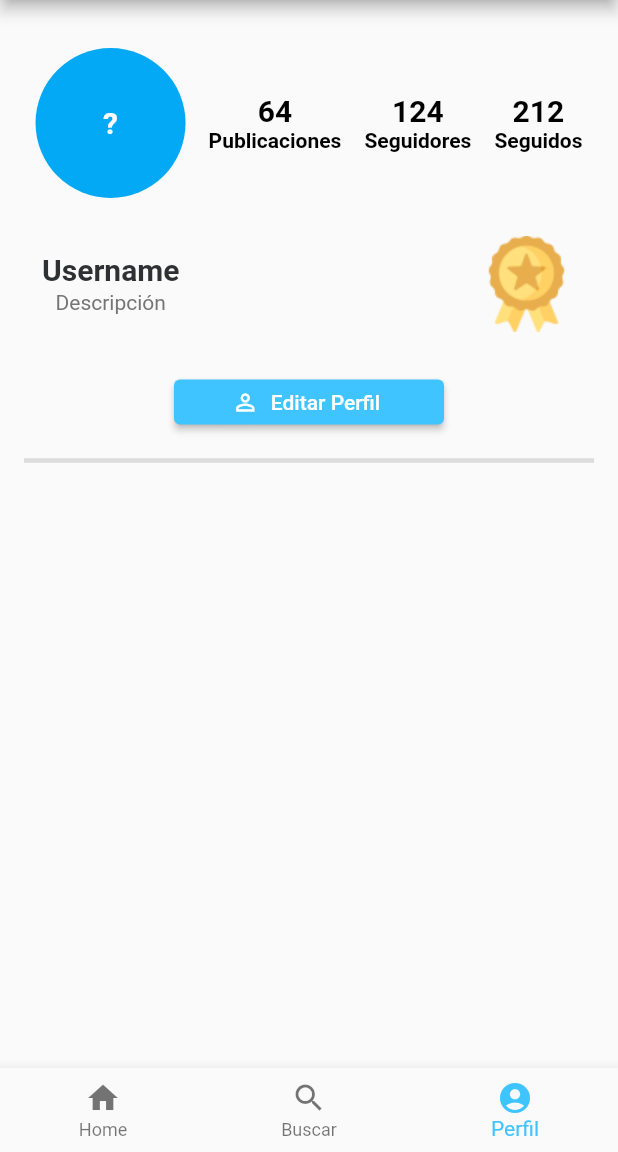
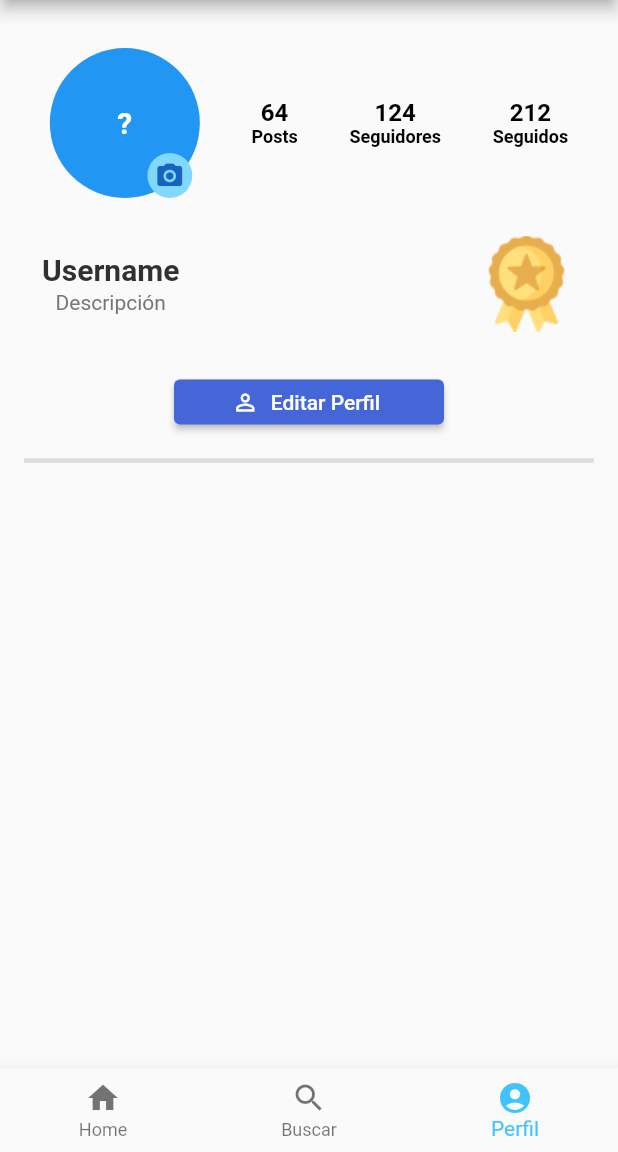
Before and after one commit to Felixx00/SocialCraft_Flutter, a Flutter app: the Perfil screen opened by its route, on a phone screen of 412 x 824 dp, the part 84-1236 px from its top. Run offline on Flutter 3.47's test engine with Material 2 defaults, Android fonts, the light colour scheme and no system bars; our stand-ins replace nb_utils.

Commit message:
perfil mejoras

```diff
--- a/lib/perfil.dart
+++ b/lib/perfil.dart
@@ -47,32 +47,47 @@ class PerfilState extends State<Perfil> {
           children: [
             16.height,
             Row(mainAxisAlignment: MainAxisAlignment.spaceAround, children: [
-              CircleAvatar(
-                  radius: 50,
-                  backgroundColor: Colors.lightBlue,
-                  child:
-                      Text("?", style: boldTextStyle(size: 20, color: white))),
+              Stack(
+                children: [
+                  CircleAvatar(
+                      radius: 50,
+                      backgroundColor: Colors.blue,
+                      child: Text("?",
+                          style: boldTextStyle(size: 20, color: white))),
+                  Positioned(
+                    bottom: 0,
+                    right: 5,
+                    child: CircleAvatar(
+                      backgroundColor: Colors.lightBlueAccent[100],
+                      radius: 15,
+                      child: Icon(Icons.camera_alt_rounded,
+                          size: 20, color: Colors.blue[800]),
+                    ).onTap(() async {
+                      //ImagePicker().getImage(source: ImageSource.gallery);
+                    }),
+                  ),
+                ],
+              ),
               Column(
                 children: [
                   Text(
                     "64",
-                    style: boldTextStyle(size: 20, color: black),
+                    style: boldTextStyle(size: 16, color: black),
                   ),
-                  Text("Publicaciones",
-                      style: boldTextStyle(size: 14, color: black))
+                  Text("Posts", style: boldTextStyle(size: 12, color: black))
                 ],
               ),
               Column(
                 children: [
-                  Text("124", style: boldTextStyle(size: 20, color: black)),
+                  Text("124", style: boldTextStyle(size: 16, color: black)),
                   Text("Seguidores",
-                      style: boldTextStyle(size: 14, color: black))
+                      style: boldTextStyle(size: 12, color: black))
                 ],
               ),
               Column(
                 children: [
-                  Text("212", style: boldTextStyle(size: 20, color: black)),
-                  Text("Seguidos", style: boldTextStyle(size: 14, color: black))
+                  Text("212", style: boldTextStyle(size: 16, color: black)),
+                  Text("Seguidos", style: boldTextStyle(size: 12, color: black))
                 ],
               ),
             ]),
@@ -101,7 +116,8 @@ class PerfilState extends State<Perfil> {
               label: Text('Editar Perfil'),
               style: ElevatedButton.styleFrom(
                 minimumSize: Size(180, 30),
-                primary: Colors.lightBlueAccent[200],
+                //primary: Colors.lightBlueAccent[200],
+                primary: Color.fromRGBO(68, 102, 216, 1.0),
                 onPrimary: Colors.white,
                 onSurface: Colors.grey,
               ),
```
